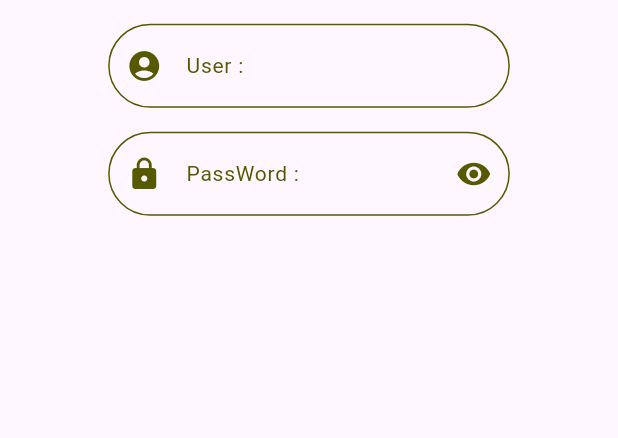
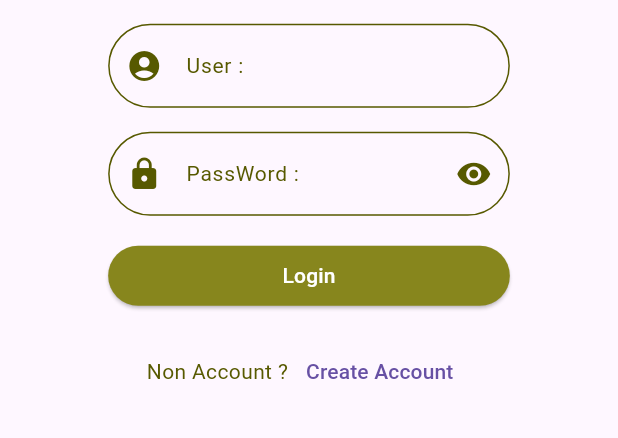
Before and after one commit to atprogrammer/ShoppingMall, a Flutter app: the screen it shows after launch, on a phone screen of 412 x 824 dp, the part 422-860 px from its top. Run offline on Flutter 3.47's test engine with Material 3 defaults, Android fonts, the light colour scheme and no system bars.

Commit message:
20 สค 67

```diff
--- a/lib/main.dart
+++ b/lib/main.dart
@@ -10,9 +10,9 @@ import 'package:shoppingmall/utility/my_constant.dart'; // นำเข้าไ
 final Map<String, WidgetBuilder> map ={
   '/authen': (BuildContext context) => Authen(), // เส้นทางสำหรับหน้า Authen
   '/createAccount': (BuildContext context) => CreateAccount(), // เส้นทางสำหรับหน้า CreateAccount
-  'buyerService': (BuildContext context) => BuyerService(), // เส้นทางสำหรับหน้า BuyerService
-  'selerService': (BuildContext context) => SalerService(), // เส้นทางสำหรับหน้า SalerService
-  'riderService': (BuildContext context) => RiderService(), // เส้นทางสำหรับหน้า RiderService
+  '/buyerService': (BuildContext context) => BuyerService(), // เส้นทางสำหรับหน้า BuyerService
+  '/selerService': (BuildContext context) => SalerService(), // เส้นทางสำหรับหน้า SalerService
+  '/riderService': (BuildContext context) => RiderService(), // เส้นทางสำหรับหน้า RiderService
 };
 
 // สร้างตัวแปร String ที่เป็นเส้นทางเริ่มต้นของแอป
--- a/lib/states/authen.dart
+++ b/lib/states/authen.dart
@@ -24,6 +24,11 @@ class _AuthenState extends State<Authen> {
         .width; // เก็บความกว้างของหน้าจอในตัวแปร size
     return Scaffold(
       body: SafeArea(
+        child: GestureDetector(
+          onTap: () => FocusScope.of(context).requestFocus(FocusNode()),
+          // เมื่อผู้ใช้แตะที่จอ ฟังก์ชันนี้จะทำการยกเลิกการโฟกัสของ TextFormField หรือคีย์บอร์ด
+          behavior: HitTestBehavior.opaque,
+          // กำหนดพฤติกรรมของ GestureDetector ให้สามารถตรวจจับการแตะที่จอได้ทั่วพื้นที่
           child: ListView(
             // ใช้ ListView เพื่อแสดงเนื้อหาหลายๆ ส่วนแบบเลื่อนขึ้นลงได้
             children: [
@@ -34,9 +39,38 @@ class _AuthenState extends State<Authen> {
                   size), // เรียกใช้ฟังก์ชัน buildUser เพื่อแสดงช่องกรอกชื่อผู้ใช้
               buildPassWord(
                   size), // เรียกใช้ฟังก์ชัน buildPassWord เพื่อแสดงช่องกรอกรหัสผ่าน
+              buidLogin(
+                  size), // เรียกใช้ฟังก์ชัน buildbuidLogin เพื่อแสดงปุ่มกดล๊อกอิน
+              buildCreateAccount(),
             ],
           ),
         ),
+      ),
+    );
+  }
+
+  Row buidLogin(double size) {
+    // ฟังก์ชัน buidLogin สร้างแถว (Row) ที่มีการจัดเรียงปุ่มเข้าสู่ระบบให้อยู่กึ่งกลางของหน้าจอ
+    return Row(
+      mainAxisAlignment: MainAxisAlignment.center,
+      // จัดตำแหน่ง Row ให้อยู่กึ่งกลางแนวนอน
+      children: [
+        Container(
+          margin: EdgeInsets.symmetric(vertical: 16),
+          // กำหนดระยะห่างด้านบนและล่างของ Container
+          width: size * 0.65,
+          // กำหนดความกว้างของ Container เป็น 65% ของความกว้างหน้าจอ
+          child: ElevatedButton(
+            // สร้างปุ่ม ElevatedButton
+            style: MyConstant().myButtonStyle(),
+            // ใช้รูปแบบปุ่มจากฟังก์ชัน myButtonStyle ใน MyConstant
+            onPressed: () {},
+            // ฟังก์ชันที่จะถูกเรียกเมื่อปุ่มถูกกด
+            child: Text('Login'),
+            // ข้อความที่แสดงบนปุ่ม
+          ),
+        ),
+      ],
     );
   }
 
@@ -179,3 +213,27 @@ class _AuthenState extends State<Authen> {
     );
   }
 }
+
+class buildCreateAccount extends StatelessWidget {
+  const buildCreateAccount({
+    super.key,
+  });
+
+  @override
+  Widget build(BuildContext context) {
+    return Row(
+      mainAxisAlignment: MainAxisAlignment.center,
+      children: [
+        ShowTitle(
+          title: 'Non Account ?',
+          testStyle: MyConstant().h3Style(),
+        ),
+        TextButton(
+          onPressed: () =>
+              Navigator.pushNamed(context, MyConstant.rountCreateAccount),
+          child: Text('Create Account'),
+        ),
+      ],
+    );
+  }
+}
--- a/lib/states/create_account.dart
+++ b/lib/states/create_account.dart
@@ -11,6 +11,8 @@ class CreateAccount extends StatefulWidget {
 class _CreateAccountState extends State<CreateAccount> {
   @override
   Widget build(BuildContext context) {
-    return Scaffold();
+    return Scaffold(
+      appBar: AppBar(title: Text('Create New account'),),
+    );
   }
 }
--- a/lib/utility/my_constant.dart
+++ b/lib/utility/my_constant.dart
@@ -1,16 +1,20 @@
-
 import 'package:flutter/material.dart';
 
 class MyConstant {
   // General
-  static const String appName = 'Shopping Mall'; // ชื่อของแอปพลิเคชันที่ใช้ทั่วทั้งแอป
+  static const String appName =
+      'Shopping Mall'; // ชื่อของแอปพลิเคชันที่ใช้ทั่วทั้งแอป
 
   // Route
   static const String rountAuthen = '/authen'; // เส้นทางสำหรับหน้า Authen
-  static const String rountCreateAccount = '/createAccount'; // เส้นทางสำหรับหน้า CreateAccount
-  static const String rountBuyerService = 'buyerService'; // เส้นทางสำหรับหน้า BuyerService
-  static const String rountSalerService = 'selerService'; // เส้นทางสำหรับหน้า SalerService
-  static const String rountRiderService = 'riderService'; // เส้นทางสำหรับหน้า RiderService
+  static const String rountCreateAccount =
+      '/createAccount'; // เส้นทางสำหรับหน้า CreateAccount
+  static const String rountBuyerService =
+      '/buyerService'; // เส้นทางสำหรับหน้า BuyerService
+  static const String rountSalerService =
+      '/selerService'; // เส้นทางสำหรับหน้า SalerService
+  static const String rountRiderService =
+      '/riderService'; // เส้นทางสำหรับหน้า RiderService
 
   // Images
   static const String image1 = 'images/image1.png'; // ที่อยู่ไฟล์ของภาพ image1
@@ -44,4 +48,13 @@ class MyConstant {
         fontWeight: FontWeight.normal,
         color: dark,
       );
+
+  //Button
+  ButtonStyle myButtonStyle() => ElevatedButton.styleFrom(
+        backgroundColor: MyConstant.primary, // เปลี่ยนสีพื้นหลังของปุ่ม
+        shape: RoundedRectangleBorder(
+          borderRadius: BorderRadius.circular(30), // กำหนดความโค้งมนของมุมปุ่ม
+        ),
+        foregroundColor: Colors.white, // กำหนดสีข้อความในปุ่มเป็นสีขาว
+      );
 }
```
Lines whose indentation alone changed are shown as unchanged.
